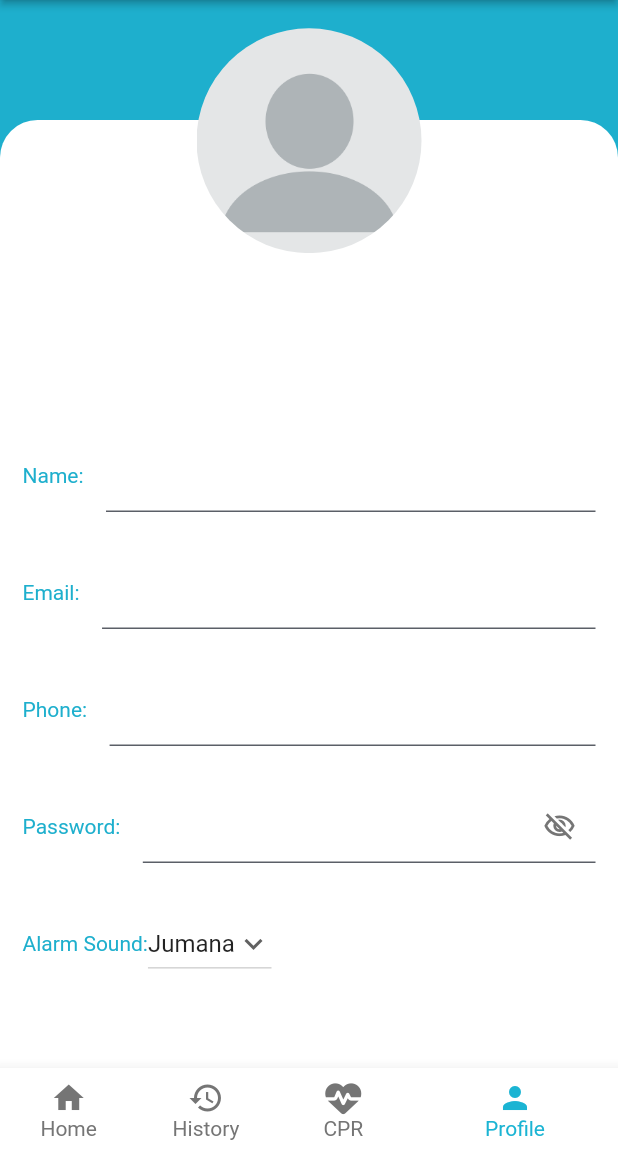
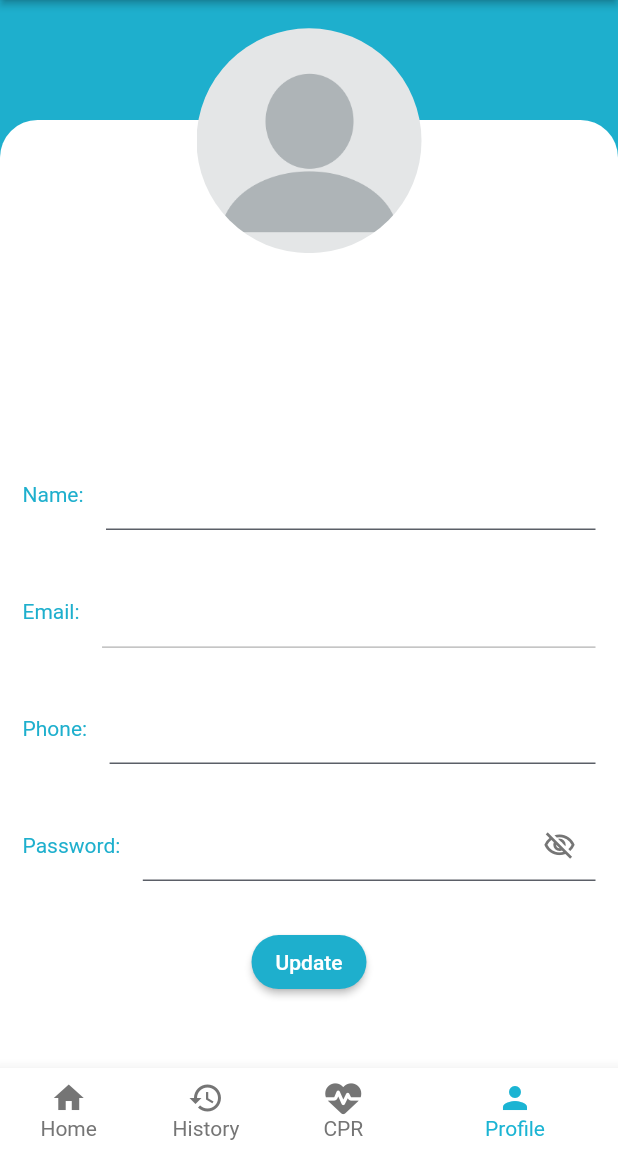
Before and after one commit to jumanaAlmadhoun/Munqith_app, a Flutter app: the NavigationPage screen opened directly, item 4 of the bottom bar chosen, on a phone screen of 412 x 824 dp, the part 84-1236 px from its top. Run offline on Flutter 3.47's test engine with Material 2 defaults, Android fonts, the phone set to English and light mode, and no system bars; our stand-ins replace assets_audio_player, cloud_firestore, firebase_auth, firebase_core, font_awesome_flutter, image_picker and 2 more; missing offline and left inert: alan_voice, flutter_phone_direct_caller; accounts and stored records are empty; Roboto replaces fonts that are missing (Poppins).

Commit message:
with update

```diff
--- a/lib/pages/home_page.dart
+++ b/lib/pages/home_page.dart
@@ -248,8 +248,8 @@ class _HomePageState extends State<HomePage> {
                             borderRadius: BorderRadius.circular(25),
                           ),
                           child: InkWell(
-                            onTap: () {
-                              updateDatabase();
+                            onTap: () async {
+
                             },
                             child: Row(
                               mainAxisSize: MainAxisSize.max,
--- a/lib/pages/profile_page.dart
+++ b/lib/pages/profile_page.dart
@@ -21,14 +21,6 @@ class _ProfilePageState extends State<ProfilePage> {
   String? myPassword;
   late bool passwordVisibility;
   final scaffoldKey = GlobalKey<ScaffoldState>();
-
-  var items = [
-    'Jumana',
-    'Raneem',
-    'Nojood',
-    'Shather',
-  ];
-  String dropdownvalue = 'Jumana';
 
   Future userInfo() async {
     final firebaseUser = FirebaseAuth.instance.currentUser;
@@ -218,6 +210,8 @@ class _ProfilePageState extends State<ProfilePage> {
                                           padding: const EdgeInsetsDirectional
                                               .fromSTEB(15, 0, 0, 0),
                                           child: TextFormField(
+                                            enabled: false,
+                                            focusNode: FocusNode(),
                                             controller: textController2 =
                                                 TextEditingController(
                                                     text: myEmail),
@@ -465,45 +459,38 @@ class _ProfilePageState extends State<ProfilePage> {
                                 ),
                                 Padding(
                                   padding: const EdgeInsetsDirectional.fromSTEB(
-                                      15, 0, 15, 30),
+                                      0, 0, 0, 0),
                                   child: Row(
                                     mainAxisSize: MainAxisSize.max,
+                                    mainAxisAlignment: MainAxisAlignment.center,
                                     children: [
-                                      const Align(
-                                        alignment:
-                                            AlignmentDirectional(-0.85, -0.55),
-                                        child: Text(
-                                          'Alarm Sound:',
-                                          style: TextStyle(
-                                            fontFamily: 'Poppins',
-                                            color: Color(0xFF1EAFCD),
-                                          ),
+                                      Align(
+                                        alignment: const AlignmentDirectional(
+                                            -0.85, -0.55),
+                                        child: ElevatedButton(
+                                          onPressed: () {
+                                            var name = textController1!.text
+                                                .split(' ');
+                                            final firebaseUser = FirebaseAuth
+                                                .instance.currentUser;
+                                            var collection = FirebaseFirestore
+                                                .instance
+                                                .collection('users');
+                                            collection
+                                                .doc(firebaseUser!.email)
+                                                .update({
+                                              'firstName': name[0],
+                                              'lastName': name[1],
+                                              'password': textController4!.text,
+                                              'phone': textController3!.text
+                                            });
+                                          },
+                                          style: ElevatedButton.styleFrom(
+                                              backgroundColor:
+                                                  const Color(0xFF1EAFCD),
+                                              shape: const StadiumBorder()),
+                                          child: const Text('Update'),
                                         ),
-                                      ),
-                                      DropdownButton(
-                                        // Initial Value
-                                        value: dropdownvalue.isNotEmpty
-                                            ? dropdownvalue
-                                            : null,
-
-                                        // Down Arrow Icon
-                                        icon: const Icon(
-                                            Icons.keyboard_arrow_down),
-
-                                        // Array list of items
-                                        items: items.map((String items) {
-                                          return DropdownMenuItem(
-                                            value: items,
-                                            child: Text(items),
-                                          );
-                                        }).toList(),
-                                        // After selecting the desired option,it will
-                                        // change button value to selected value
-                                        onChanged: (String? newValue) {
-                                          setState(() {
-                                            dropdownvalue = newValue!;
-                                          });
-                                        },
                                       ),
                                     ],
                                   ),
```
